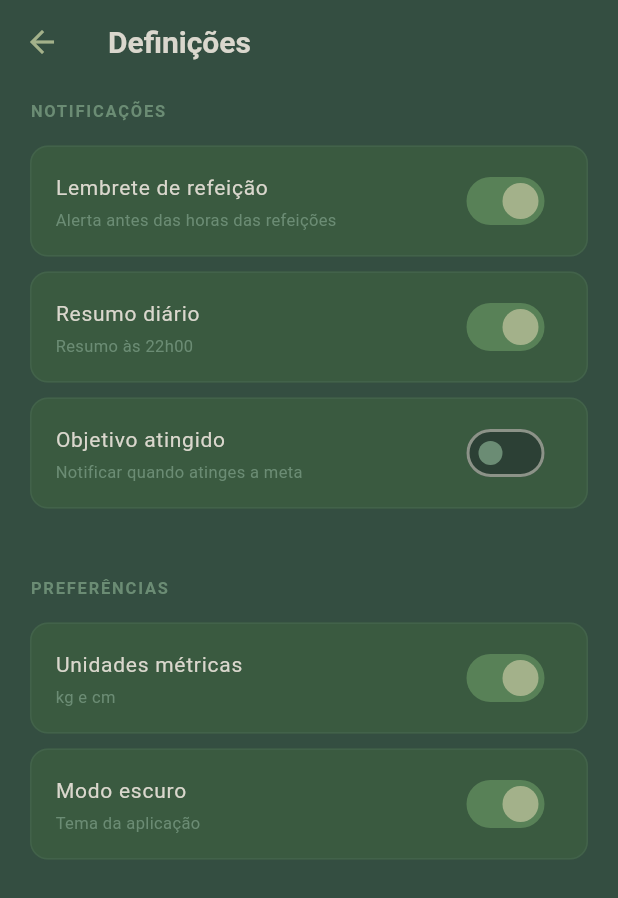
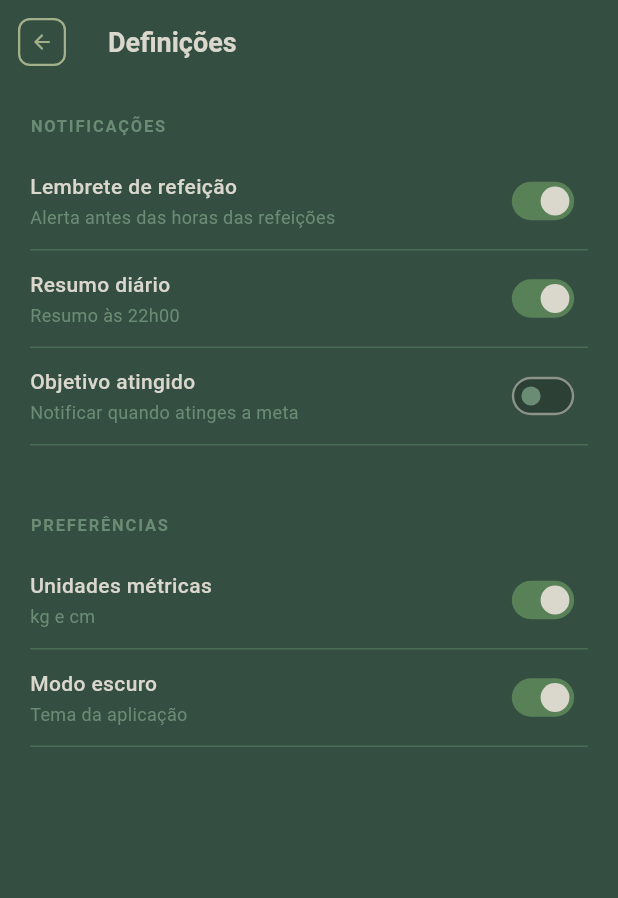
Before and after one commit to AfonsoMartinhoIPS/proj_cm, a Flutter app: the SettingsScreen screen opened by its route, on a phone screen of 412 x 824 dp. Shown: the top 898 px of the screen. Run offline on Flutter 3.47's test engine with Material 3 defaults, Android fonts, the phone set to English and light mode, and no system bars; our stand-ins replace cloud_firestore, dio, firebase_core, go_router, logger; accounts and stored records are empty; Roboto replaces fonts that are missing (DM Sans); project files that could hold a hidden picture were left out.

Commit message:
-Toggle button done!

```diff
--- a/lib/core/widgets/nutri_toggle.dart
+++ b/lib/core/widgets/nutri_toggle.dart
@@ -0,0 +1,75 @@
+import 'package:flutter/material.dart';
+import 'package:projeto/core/theme/app_colors.dart';
+
+class NutriToggle extends StatelessWidget {
+  final String title;
+  final String subtitle;
+  final ValueNotifier<bool> controller;
+
+  const NutriToggle({
+    super.key,
+    required this.title,
+    required this.subtitle,
+    required this.controller,
+  });
+
+  @override
+  Widget build(BuildContext context) {
+    return ValueListenableBuilder<bool>(
+      valueListenable: controller,
+      builder: (context, currentValue, child) {
+        return Container(
+          width: double.infinity,
+          padding: const EdgeInsets.symmetric(vertical: 8),
+          decoration: const BoxDecoration(
+            border: Border(
+              bottom: BorderSide(color: AppColors.border, width: 1),
+            ),
+          ),
+          child: Row(
+            children: [
+              Expanded(
+                child: Column(
+                  crossAxisAlignment: CrossAxisAlignment.start,
+                  mainAxisSize: MainAxisSize.min,
+                  children: [
+                    Text(
+                      title,
+                      style: const TextStyle(
+                        color: AppColors.onBackground,
+                        fontSize: 14,
+                        fontFamily: 'DM Sans',
+                        fontWeight: FontWeight.w500,
+                      ),
+                    ),
+                    const SizedBox(height: 2),
+                    Text(
+                      subtitle,
+                      style: const TextStyle(
+                        color: AppColors.textMuted,
+                        fontSize: 12,
+                        fontFamily: 'DM Sans',
+                        fontWeight: FontWeight.w400,
+                      ),
+                    ),
+                  ],
+                ),
+              ),
+              Transform.scale(
+                scale: 0.8,
+                child: Switch(
+                  value: currentValue,
+                  onChanged: (newValue) => controller.value = newValue,
+                  activeThumbColor: AppColors.onBackground,
+                  activeTrackColor: AppColors.primary,
+                  inactiveThumbColor: AppColors.textMuted,
+                  inactiveTrackColor: AppColors.surfaceDark,
+                ),
+              ),
+            ],
+          ),
+        );
+      },
+    );
+  }
+}
--- a/lib/presentation/screens/profile/settings_screen.dart
+++ b/lib/presentation/screens/profile/settings_screen.dart
@@ -1,6 +1,8 @@
 import 'package:flutter/material.dart';
 import 'package:go_router/go_router.dart';
 import 'package:projeto/core/theme/app_colors.dart';
+import 'package:projeto/core/widgets/nutri_back_button.dart';
+import 'package:projeto/core/widgets/nutri_toggle.dart';
 
 class SettingsScreen extends StatefulWidget {
   const SettingsScreen({super.key});
@@ -10,62 +12,99 @@ class SettingsScreen extends StatefulWidget {
 }
 
 class _SettingsScreenState extends State<SettingsScreen> {
-  bool _mealReminder = true;
-  bool _dailySummary  = true;
-  bool _goalAlert     = false;
-  bool _metricUnits   = true;
-  bool _darkMode      = true;
+  late final ValueNotifier<bool> _mealReminderController;
+  late final ValueNotifier<bool> _dailySummaryController;
+  late final ValueNotifier<bool> _goalAlertController;
+  late final ValueNotifier<bool> _metricUnitsController;
+  late final ValueNotifier<bool> _darkModeController;
+
+  @override
+  void initState() {
+    super.initState();
+    _mealReminderController = ValueNotifier<bool>(true);
+    _dailySummaryController = ValueNotifier<bool>(true);
+    _goalAlertController = ValueNotifier<bool>(false);
+    _metricUnitsController = ValueNotifier<bool>(true);
+    _darkModeController = ValueNotifier<bool>(true);
+  }
+
+  @override
+  void dispose() {
+    _mealReminderController.dispose();
+    _dailySummaryController.dispose();
+    _goalAlertController.dispose();
+    _metricUnitsController.dispose();
+    _darkModeController.dispose();
+    super.dispose();
+  }
 
   @override
   Widget build(BuildContext context) {
     return Scaffold(
       backgroundColor: AppColors.background,
       appBar: AppBar(
-        leading: IconButton(icon: const Icon(Icons.arrow_back), onPressed: () => context.pop()),
-        title: const Text('Definições'),
+        backgroundColor: Colors.transparent,
+        elevation: 0,
+        leading: Center(
+          child: NutriBackButton(onPressed: () => context.pop()),
+        ),
+        title: const Text(
+          'Definições',
+          style: TextStyle(color: AppColors.onBackground, fontSize: 18),
+        ),
       ),
       body: ListView(
         padding: const EdgeInsets.symmetric(horizontal: 20),
         children: [
+          const SizedBox(height: 10),
           _sectionTitle('NOTIFICAÇÕES'),
-          _settingTile('Lembrete de refeição', 'Alerta antes das horas das refeições',
-              _mealReminder, (v) => setState(() => _mealReminder = v)),
-          _settingTile('Resumo diário', 'Resumo às 22h00',
-              _dailySummary, (v) => setState(() => _dailySummary = v)),
-          _settingTile('Objetivo atingido', 'Notificar quando atinges a meta',
-              _goalAlert, (v) => setState(() => _goalAlert = v)),
-          const SizedBox(height: 25),
+
+          NutriToggle(
+            title: 'Lembrete de refeição',
+            subtitle: 'Alerta antes das horas das refeições',
+            controller: _mealReminderController,
+          ),
+          NutriToggle(
+            title: 'Resumo diário',
+            subtitle: 'Resumo às 22h00',
+            controller: _dailySummaryController,
+          ),
+          NutriToggle(
+            title: 'Objetivo atingido',
+            subtitle: 'Notificar quando atinges a meta',
+            controller: _goalAlertController,
+          ),
+
+          const SizedBox(height: 35),
           _sectionTitle('PREFERÊNCIAS'),
-          _settingTile('Unidades métricas', 'kg e cm',
-              _metricUnits, (v) => setState(() => _metricUnits = v)),
-          _settingTile('Modo escuro', 'Tema da aplicação',
-              _darkMode, (v) => setState(() => _darkMode = v)),
+
+          NutriToggle(
+            title: 'Unidades métricas',
+            subtitle: 'kg e cm',
+            controller: _metricUnitsController,
+          ),
+          NutriToggle(
+            title: 'Modo escuro',
+            subtitle: 'Tema da aplicação',
+            controller: _darkModeController,
+          ),
         ],
       ),
     );
   }
 
+  // criar um widget para isto?
   Widget _sectionTitle(String title) {
     return Padding(
-      padding: const EdgeInsets.only(bottom: 15, top: 10),
-      child: Text(title,
-          style: const TextStyle(
-              color: AppColors.textMuted, fontSize: 11, fontWeight: FontWeight.bold, letterSpacing: 1.2)),
-    );
-  }
-
-  Widget _settingTile(String title, String subtitle, bool value, ValueChanged<bool> onChanged) {
-    return Container(
-      margin: const EdgeInsets.only(bottom: 10),
-      decoration: BoxDecoration(
-        color: AppColors.surface,
-        borderRadius: BorderRadius.circular(12),
-        border: Border.all(color: AppColors.border.withValues(alpha: 0.5)),
-      ),
-      child: ListTile(
-        title: Text(title, style: const TextStyle(color: AppColors.onBackground, fontSize: 14)),
-        subtitle: Text(subtitle, style: const TextStyle(color: AppColors.textMuted, fontSize: 11)),
-        trailing: Switch(value: value, onChanged: onChanged),
+      padding: const EdgeInsets.only(bottom: 10, top: 10),
+      child: Text(
+        title,
+        style: const TextStyle(
+          color: AppColors.textMuted,
+          fontSize: 11,
+          fontWeight: FontWeight.bold,
+          letterSpacing: 1.2,
+        ),
       ),
     );
   }
```
